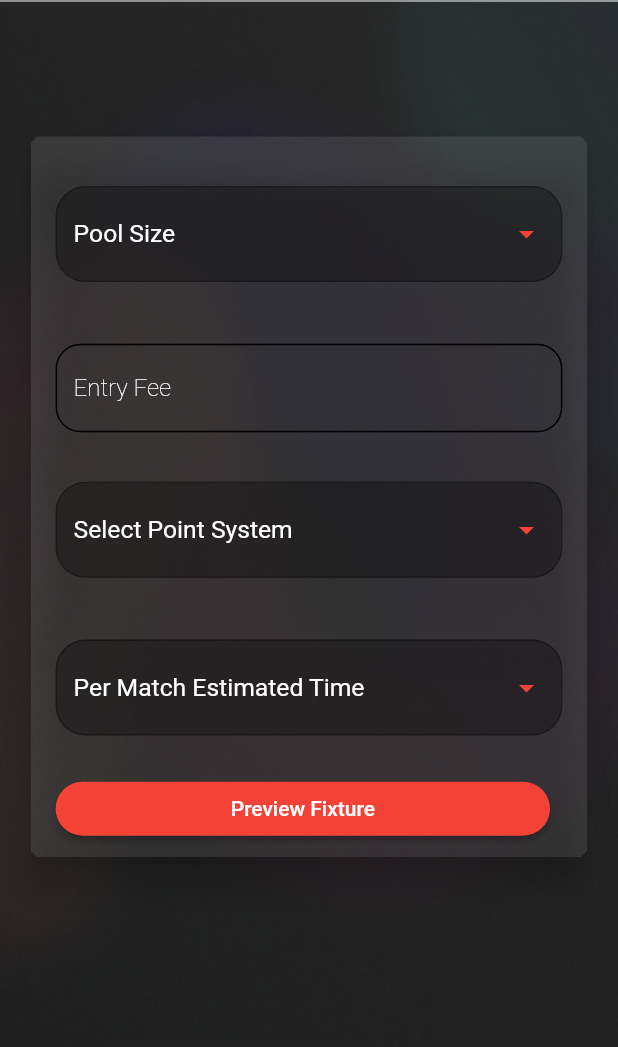
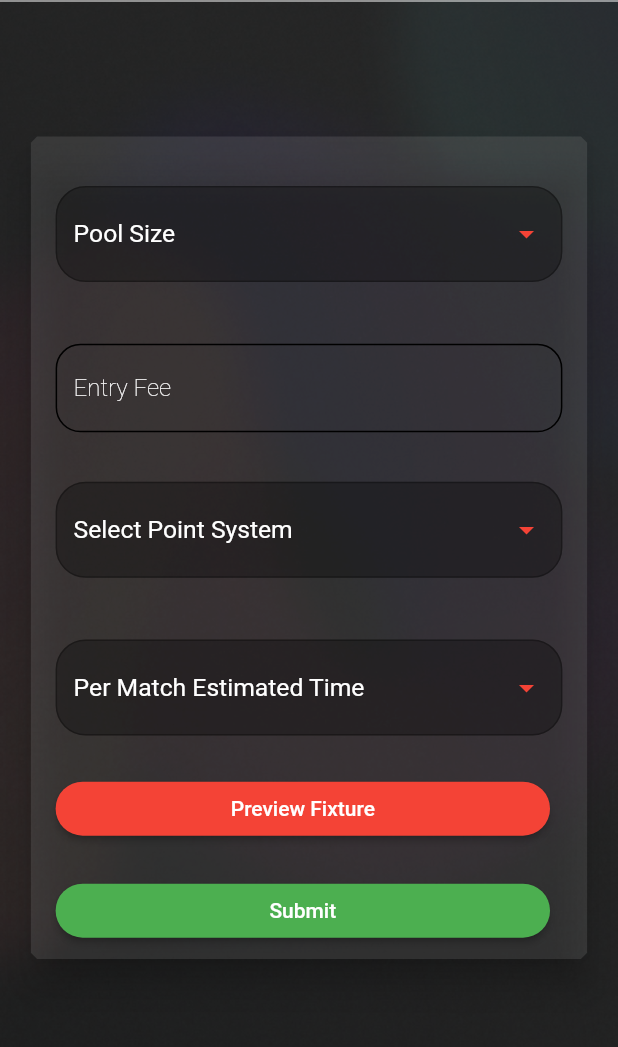
Before and after one commit to RishiPratap/SportsEventManagement, a Flutter app: the PoolDetails screen opened directly with empty values, on a phone screen of 412 x 824 dp, the part 86-1133 px from its top. Run offline on Flutter 3.47's test engine with Material 2 defaults, Android fonts, the phone set to English and light mode, and no system bars; our stand-ins replace flutter_hooks, flutter_spinkit, fluttertoast, get, page_transition and 3 more; missing offline and left inert: dart:ffi, flutter_stripe; accounts and stored records are empty; network calls fail.

Commit message:
fix:logout&eventDetails

```diff
--- a/lib/PoolDetails.dart
+++ b/lib/PoolDetails.dart
@@ -1,4 +1,5 @@
 import 'dart:convert';
+import 'package:ardent_sports/HomePage.dart';
 import 'package:flutter/material.dart';
 import 'package:http/http.dart';
 import 'package:shared_preferences/shared_preferences.dart';
@@ -382,6 +383,29 @@ class _PoolDetailsState extends State<PoolDetails> {
                                 deviceWidth * 0.04, 0, deviceWidth * 0.03, 0),
                             child: RaisedButton(
                               onPressed: () async {
+                                Get.to(WebViewTest(
+                                  spots: SelectedPoolSize,
+                                ));
+                              },
+                              color: Colors.red,
+                              child: Text(
+                                'Preview Fixture',
+                                style: TextStyle(color: Colors.white),
+                              ),
+                              shape: RoundedRectangleBorder(
+                                  borderRadius: BorderRadius.circular(
+                                      deviceWidth * 0.06)),
+                            ),
+                          ),
+                          const SizedBox(
+                            height: 20,
+                          ),
+                          Container(
+                            width: deviceWidth * 0.8,
+                            margin: EdgeInsets.fromLTRB(
+                                deviceWidth * 0.04, 0, deviceWidth * 0.03, 0),
+                            child: RaisedButton(
+                              onPressed: () async {
                                 final SharedPreferences prefs =
                                     await SharedPreferences.getInstance();
                                 var obtianedEmail = prefs.getString('email');
@@ -425,13 +449,11 @@ class _PoolDetailsState extends State<PoolDetails> {
                                   content: Text(response.body),
                                 ));
 
-                                Get.to(WebViewTest(
-                                  spots: SelectedPoolSize,
-                                ));
+                                Get.to(HomePage());
                               },
-                              color: Colors.red,
+                              color: Colors.green,
                               child: Text(
-                                'Preview Fixture',
+                                'Submit',
                                 style: TextStyle(color: Colors.white),
                               ),
                               shape: RoundedRectangleBorder(
--- a/lib/ticket.dart
+++ b/lib/ticket.dart
@@ -64,7 +64,7 @@ class _ticketState extends State<ticket> {
                       child: Align(
                         alignment: Alignment.centerRight,
                         child: Text(
-                          '${widget.eventName}',
+                          '${widget.eventName!.length > 20 ? widget.eventName!.substring(0, 20) + '...' : widget.eventName}',
                           style: TextStyle(
                               color: Colors.white,
                               fontSize:
```
Also changed, not shown: lib/HomePage.dart (+7 -14 lines), lib/Payment.dart (+10 -5 lines).
